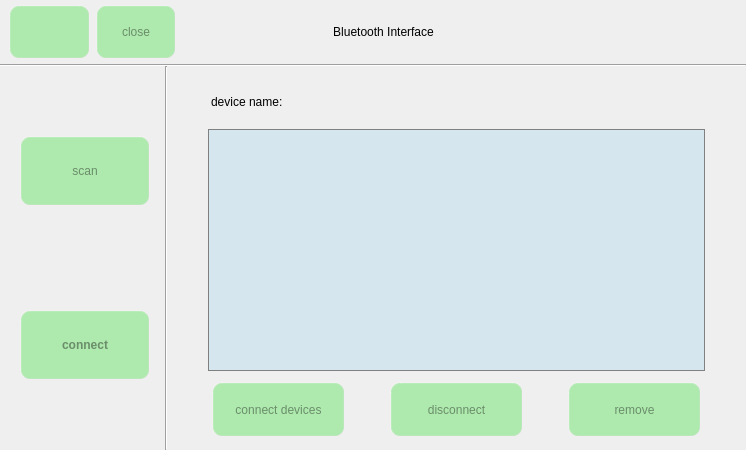
Above: bluetooth.ui from jizizihe/baijie_demo before the change. Below: the same form after it.
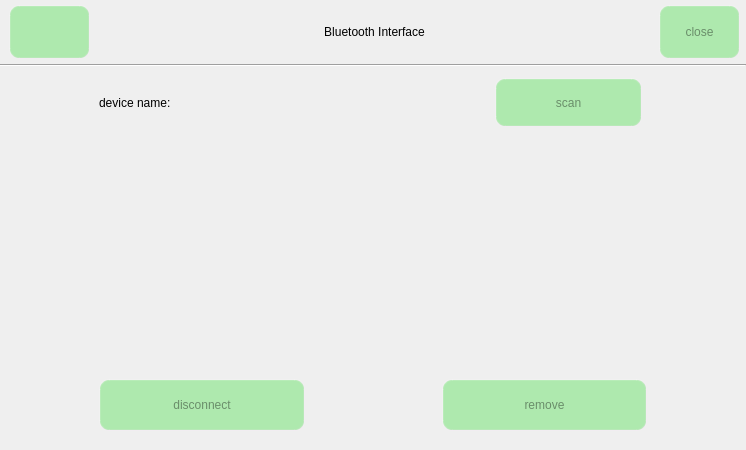
That is the form after the change. The open tabs and pages were chosen to show the change. Icons and pictures are not drawn.

Commit message: func: 1.change the list shows connected device, saved devices, and scanned devices in wifi       2.change the list shows connected device, saved devices, and scanned devices in bluetooth       3.change layout of set ip in Ethernet       4.add Click File to check or uncheck in Storage

```diff
--- a/bluetooth.ui
+++ b/bluetooth.ui
@@ -103,9 +103,9 @@
      <number>0</number>
     </property>
     <item row="0" column="0">
-     <layout class="QHBoxLayout" name="horizontalLayout" stretch="1,1,1,3,3">
+     <layout class="QHBoxLayout" name="horizontalLayout" stretch="1,2,3,2,1">
       <property name="spacing">
-       <number>6</number>
+       <number>0</number>
       </property>
       <property name="leftMargin">
        <number>9</number>
@@ -113,6 +113,9 @@
       <property name="topMargin">
        <number>5</number>
       </property>
+      <property name="rightMargin">
+       <number>6</number>
+      </property>
       <property name="bottomMargin">
        <number>5</number>
       </property>
@@ -151,19 +154,6 @@
         </property>
        </widget>
       </item>
-      <item>
-       <widget class="QPushButton" name="pushButton">
-        <property name="sizePolicy">
-         <sizepolicy hsizetype="Minimum" vsizetype="Minimum">
-          <horstretch>0</horstretch>
-          <verstretch>0</verstretch>
-         </sizepolicy>
-        </property>
-        <property name="text">
-         <string>close</string>
-        </property>
-       </widget>
-      </item>
       <item>
        <spacer name="horizontalSpacer_18">
         <property name="orientation">
@@ -200,6 +190,19 @@
         </property>
        </spacer>
       </item>
+      <item>
+       <widget class="QPushButton" name="pushButton">
+        <property name="sizePolicy">
+         <sizepolicy hsizetype="Minimum" vsizetype="Minimum">
+          <horstretch>0</horstretch>
+          <verstretch>0</verstretch>
+         </sizepolicy>
+        </property>
+        <property name="text">
+         <string>close</string>
+        </property>
+       </widget>
+      </item>
      </layout>
     </item>
     <item row="1" column="0">
@@ -222,11 +225,20 @@
      </widget>
     </item>
     <item row="2" column="0">
-     <layout class="QHBoxLayout" name="horizontalLayout_6" stretch="2,0,7">
+     <layout class="QVBoxLayout" name="verticalLayout" stretch="1,6">
+      <property name="spacing">
+       <number>10</number>
+      </property>
+      <property name="topMargin">
+       <number>10</number>
+      </property>
+      <property name="bottomMargin">
+       <number>10</number>
+      </property>
       <item>
-       <widget class="QWidget" name="widget_2" native="true">
+       <widget class="QWidget" name="widget" native="true">
         <property name="sizePolicy">
-         <sizepolicy hsizetype="Preferred" vsizetype="Minimum">
+         <sizepolicy hsizetype="Minimum" vsizetype="Minimum">
           <horstretch>0</horstretch>
           <verstretch>0</verstretch>
          </sizepolicy>
@@ -237,206 +249,136 @@
           <height>0</height>
          </size>
         </property>
-        <property name="maximumSize">
-         <size>
-          <width>16777215</width>
-          <height>16777215</height>
-         </size>
-        </property>
-        <layout class="QVBoxLayout" name="verticalLayout" stretch="2,2,3,2,2">
+        <layout class="QHBoxLayout" name="horizontalLayout_2" stretch="2,3,3,2,3,2">
          <property name="spacing">
-          <number>0</number>
+          <number>1</number>
          </property>
          <property name="leftMargin">
-          <number>5</number>
+          <number>0</number>
          </property>
          <property name="topMargin">
-          <number>0</number>
+          <number>2</number>
          </property>
          <property name="rightMargin">
-          <number>0</number>
+          <number>5</number>
          </property>
          <property name="bottomMargin">
           <number>0</number>
          </property>
          <item>
-          <spacer name="verticalSpacer">
+          <spacer name="horizontalSpacer_2">
            <property name="orientation">
-            <enum>Qt::Vertical</enum>
+            <enum>Qt::Horizontal</enum>
            </property>
            <property name="sizeHint" stdset="0">
             <size>
-             <width>20</width>
-             <height>40</height>
+             <width>40</width>
+             <height>20</height>
             </size>
            </property>
           </spacer>
          </item>
          <item>
-          <layout class="QHBoxLayout" name="horizontalLayout_3" stretch="1,8,1">
-           <property name="spacing">
-            <number>0</number>
+          <widget class="QLabel" name="label_2">
+           <property name="sizePolicy">
+            <sizepolicy hsizetype="Minimum" vsizetype="Minimum">
+             <horstretch>0</horstretch>
+             <verstretch>0</verstretch>
+            </sizepolicy>
            </property>
-           <item>
-            <spacer name="horizontalSpacer_5">
-             <property name="orientation">
-              <enum>Qt::Horizontal</enum>
-             </property>
-             <property name="sizeHint" stdset="0">
-              <size>
-               <width>40</width>
-               <height>20</height>
-              </size>
-             </property>
-            </spacer>
-           </item>
-           <item>
-            <widget class="QPushButton" name="BTScanBtn">
-             <property name="sizePolicy">
-              <sizepolicy hsizetype="Minimum" vsizetype="Minimum">
-               <horstretch>0</horstretch>
-               <verstretch>0</verstretch>
-              </sizepolicy>
-             </property>
-             <property name="minimumSize">
-              <size>
-               <width>130</width>
-               <height>45</height>
-              </size>
-             </property>
-             <property name="maximumSize">
-              <size>
-               <width>16777215</width>
-               <height>16777215</height>
-              </size>
-             </property>
-             <property name="text">
-              <string>scan</string>
-             </property>
-             <property name="icon">
-              <iconset resource="translation.qrc">
-               <normaloff>:/button_image/bluetooth/scan.png</normaloff>:/button_image/bluetooth/scan.png</iconset>
-             </property>
-             <property name="iconSize">
-              <size>
-               <width>36</width>
-               <height>36</height>
-              </size>
-             </property>
-            </widget>
-           </item>
-           <item>
-            <spacer name="horizontalSpacer_6">
-             <property name="orientation">
-              <enum>Qt::Horizontal</enum>
-             </property>
-             <property name="sizeHint" stdset="0">
-              <size>
-               <width>40</width>
-               <height>20</height>
-              </size>
-             </property>
-            </spacer>
-           </item>
-          </layout>
+           <property name="text">
+            <string>device name:</string>
+           </property>
+          </widget>
          </item>
          <item>
-          <spacer name="verticalSpacer_2">
+          <widget class="QLabel" name="BtDeviceNameLab">
+           <property name="sizePolicy">
+            <sizepolicy hsizetype="Minimum" vsizetype="Minimum">
+             <horstretch>0</horstretch>
+             <verstretch>0</verstretch>
+            </sizepolicy>
+           </property>
+           <property name="minimumSize">
+            <size>
+             <width>0</width>
+             <height>0</height>
+            </size>
+           </property>
+           <property name="maximumSize">
+            <size>
+             <width>16777215</width>
+             <height>16777215</height>
+            </size>
+           </property>
+           <property name="layoutDirection">
+            <enum>Qt::RightToLeft</enum>
+           </property>
+           <property name="text">
+            <string/>
+           </property>
+           <property name="alignment">
+            <set>Qt::AlignLeading|Qt::AlignLeft|Qt::AlignVCenter</set>
+           </property>
+          </widget>
+         </item>
+         <item>
+          <spacer name="horizontalSpacer_12">
            <property name="orientation">
-            <enum>Qt::Vertical</enum>
+            <enum>Qt::Horizontal</enum>
            </property>
            <property name="sizeHint" stdset="0">
             <size>
-             <width>20</width>
-             <height>40</height>
+             <width>40</width>
+             <height>20</height>
             </size>
            </property>
           </spacer>
          </item>
          <item>
-          <layout class="QHBoxLayout" name="horizontalLayout_5" stretch="1,8,1">
-           <property name="spacing">
-            <number>0</number>
+          <widget class="QPushButton" name="BTScanBtn">
+           <property name="sizePolicy">
+            <sizepolicy hsizetype="Minimum" vsizetype="Minimum">
+             <horstretch>0</horstretch>
+             <verstretch>0</verstretch>
+            </sizepolicy>
            </property>
-           <item>
-            <spacer name="horizontalSpacer_10">
-             <property name="orientation">
-              <enum>Qt::Horizontal</enum>
-             </property>
-             <property name="sizeHint" stdset="0">
-              <size>
-               <width>40</width>
-               <height>20</height>
-              </size>
-             </property>
-            </spacer>
-           </item>
-           <item>
-            <widget class="QPushButton" name="BTConnectBtn">
-             <property name="sizePolicy">
-              <sizepolicy hsizetype="Minimum" vsizetype="Minimum">
-               <horstretch>0</horstretch>
-               <verstretch>0</verstretch>
-              </sizepolicy>
-             </property>
-             <property name="minimumSize">
-              <size>
-               <width>130</width>
-               <height>45</height>
-              </size>
-             </property>
-             <property name="maximumSize">
-              <size>
-               <width>16777215</width>
-               <height>16777215</height>
-              </size>
-             </property>
-             <property name="font">
-              <font>
-               <weight>75</weight>
-               <italic>false</italic>
-               <bold>true</bold>
-              </font>
-             </property>
-             <property name="text">
-              <string>connect</string>
-             </property>
-             <property name="icon">
-              <iconset resource="translation.qrc">
-               <normaloff>:/button_image/connect.svg</normaloff>:/button_image/connect.svg</iconset>
-             </property>
-             <property name="iconSize">
-              <size>
-               <width>32</width>
-               <height>32</height>
-              </size>
-             </property>
-            </widget>
-           </item>
-           <item>
-            <spacer name="horizontalSpacer_9">
-             <property name="orientation">
-              <enum>Qt::Horizontal</enum>
-             </property>
-             <property name="sizeHint" stdset="0">
-              <size>
-               <width>40</width>
-               <height>20</height>
-              </size>
-             </property>
-            </spacer>
-           </item>
-          </layout>
+           <property name="minimumSize">
+            <size>
+             <width>0</width>
+             <height>0</height>
+            </size>
+           </property>
+           <property name="maximumSize">
+            <size>
+             <width>16777215</width>
+             <height>16777215</height>
+            </size>
+           </property>
+           <property name="text">
+            <string>scan</string>
+           </property>
+           <property name="icon">
+            <iconset resource="translation.qrc">
+             <normaloff>:/button_image/bluetooth/scan.png</normaloff>:/button_image/bluetooth/scan.png</iconset>
+           </property>
+           <property name="iconSize">
+            <size>
+             <width>36</width>
+             <height>36</height>
+            </size>
+           </property>
+          </widget>
          </item>
          <item>
-          <spacer name="verticalSpacer_4">
+          <spacer name="horizontalSpacer_5">
            <property name="orientation">
-            <enum>Qt::Vertical</enum>
+            <enum>Qt::Horizontal</enum>
            </property>
            <property name="sizeHint" stdset="0">
             <size>
-             <width>20</width>
-             <height>40</height>
+             <width>40</width>
+             <height>20</height>
             </size>
            </property>
           </spacer>
@@ -445,137 +387,22 @@
        </widget>
       </item>
       <item>
-       <widget class="Line" name="line_2">
-        <property name="maximumSize">
-         <size>
-          <width>2</width>
-          <height>16777215</height>
-         </size>
-        </property>
-        <property name="orientation">
-         <enum>Qt::Vertical</enum>
-        </property>
-       </widget>
-      </item>
-      <item>
-       <layout class="QVBoxLayout" name="verticalLayout_4" stretch="1,6">
+       <layout class="QHBoxLayout" name="horizontalLayout_3" stretch="2,11,2">
         <property name="spacing">
          <number>0</number>
         </property>
-        <property name="leftMargin">
-         <number>0</number>
-        </property>
-        <property name="topMargin">
-         <number>10</number>
-        </property>
-        <property name="rightMargin">
-         <number>0</number>
-        </property>
-        <property name="bottomMargin">
-         <number>4</number>
-        </property>
         <item>
-         <widget class="QWidget" name="widget" native="true">
-          <property name="sizePolicy">
-           <sizepolicy hsizetype="Minimum" vsizetype="Minimum">
-            <horstretch>0</horstretch>
-            <verstretch>0</verstretch>
-           </sizepolicy>
+         <spacer name="horizontalSpacer_6">
+          <property name="orientation">
+           <enum>Qt::Horizontal</enum>
           </property>
-          <property name="minimumSize">
+          <property name="sizeHint" stdset="0">
            <size>
-            <width>0</width>
-            <height>0</height>
+            <width>40</width>
+            <height>20</height>
            </size>
           </property>
-          <layout class="QHBoxLayout" name="horizontalLayout_2" stretch="1,3,3,6">
-           <property name="spacing">
-            <number>2</number>
-           </property>
-           <property name="leftMargin">
-            <number>0</number>
-           </property>
-           <property name="topMargin">
-            <number>2</number>
-           </property>
-           <property name="rightMargin">
-            <number>0</number>
-           </property>
-           <property name="bottomMargin">
-            <number>4</number>
-           </property>
-           <item>
-            <spacer name="horizontalSpacer_2">
-             <property name="orientation">
-              <enum>Qt::Horizontal</enum>
-             </property>
-             <property name="sizeHint" stdset="0">
-              <size>
-               <width>40</width>
-               <height>20</height>
-              </size>
-             </property>
-            </spacer>
-           </item>
-           <item>
-            <widget class="QLabel" name="label_2">
-             <property name="sizePolicy">
-              <sizepolicy hsizetype="Minimum" vsizetype="Minimum">
-               <horstretch>0</horstretch>
-               <verstretch>0</verstretch>
-              </sizepolicy>
-             </property>
-             <property name="text">
-              <string>device name:</string>
-             </property>
-            </widget>
-           </item>
-           <item>
-            <widget class="QLabel" name="BtDeviceNameLab">
-             <property name="sizePolicy">
-              <sizepolicy hsizetype="Minimum" vsizetype="Minimum">
-               <horstretch>0</horstretch>
-               <verstretch>0</verstretch>
-              </sizepolicy>
-             </property>
-             <property name="minimumSize">
-              <size>
-               <width>0</width>
-               <height>0</height>
-              </size>
-             </property>
-             <property name="maximumSize">
-              <size>
-               <width>16777215</width>
-               <height>16777215</height>
-              </size>
-             </property>
-             <property name="layoutDirection">
-              <enum>Qt::RightToLeft</enum>
-             </property>
-             <property name="text">
-              <string/>
-             </property>
-             <property name="alignment">
-              <set>Qt::AlignLeading|Qt::AlignLeft|Qt::AlignVCenter</set>
-             </property>
-            </widget>
-           </item>
-           <item>
-            <spacer name="horizontalSpacer_12">
-             <property name="orientation">
-              <enum>Qt::Horizontal</enum>
-             </property>
-             <property name="sizeHint" stdset="0">
-              <size>
-               <width>40</width>
-               <height>20</height>
-              </size>
-             </property>
-            </spacer>
-           </item>
-          </layout>
-         </widget>
+         </spacer>
         </item>
         <item>
          <widget class="QStackedWidget" name="stackedWidget">
@@ -741,67 +568,13 @@
                     <number>0</number>
                    </property>
                    <item row="0" column="0">
-                    <layout class="QHBoxLayout" name="horizontalLayout_8" stretch="1,12,1">
+                    <layout class="QHBoxLayout" name="horizontalLayout_8" stretch="">
                      <property name="spacing">
                       <number>0</number>
                      </property>
                      <property name="bottomMargin">
                       <number>5</number>
                      </property>
-                     <item>
-                      <spacer name="horizontalSpacer_11">
-                       <property name="orientation">
-                        <enum>Qt::Horizontal</enum>
-                       </property>
-                       <property name="sizeHint" stdset="0">
-                        <size>
-                         <width>40</width>
-                         <height>20</height>
-                        </size>
-                       </property>
-                      </spacer>
-                     </item>
-                     <item>
-                      <widget class="QListWidget" name="Bt_pairedListwidget">
-                       <property name="sizePolicy">
-                        <sizepolicy hsizetype="Ignored" vsizetype="Ignored">
-                         <horstretch>0</horstretch>
-                         <verstretch>0</verstretch>
-                        </sizepolicy>
-                       </property>
-                       <property name="maximumSize">
-                        <size>
-                         <width>16777215</width>
-                         <height>16777215</height>
-                        </size>
-                       </property>
-                       <property name="styleSheet">
-                        <string notr="true">background-color:rgba(130, 199, 236, 60);</string>
-                       </property>
-                       <property name="sizeAdjustPolicy">
-                        <enum>QAbstractScrollArea::AdjustToContents</enum>
-                       </property>
-                       <property name="autoScroll">
-                        <bool>true</bool>
-                       </property>
-                       <property name="resizeMode">
-                        <enum>QListView::Adjust</enum>
-                       </property>
-                      </widget>
-                     </item>
-                     <item>
-                      <spacer name="horizontalSpacer_13">
-                       <property name="orientation">
-                        <enum>Qt::Horizontal</enum>
-                       </property>
-                       <property name="sizeHint" stdset="0">
-                        <size>
-                         <width>40</width>
-                         <height>20</height>
-                        </size>
-                       </property>
-                      </spacer>
-                     </item>
                     </layout>
                    </item>
                   </layout>
@@ -1006,7 +779,7 @@
                    <height>50</height>
                   </size>
                  </property>
-                 <layout class="QHBoxLayout" name="horizontalLayout_4" stretch="1,3,1,3,1,3,1">
+                 <layout class="QHBoxLayout" name="horizontalLayout_4" stretch="3,2,3">
                   <property name="spacing">
                    <number>0</number>
                   </property>
@@ -1022,45 +795,6 @@
                   <property name="bottomMargin">
                    <number>9</number>
                   </property>
-                  <item>
-                   <spacer name="horizontalSpacer_15">
-                    <property name="orientation">
-                     <enum>Qt::Horizontal</enum>
-                    </property>
-                    <property name="sizeHint" stdset="0">
-                     <size>
-                      <width>40</width>
-                      <height>20</height>
-                     </size>
-                    </property>
-                   </spacer>
-                  </item>
-                  <item>
-                   <widget class="QPushButton" name="btn_status">
-                    <property name="sizePolicy">
-                     <sizepolicy hsizetype="Minimum" vsizetype="Minimum">
-                      <horstretch>0</horstretch>
-                      <verstretch>0</verstretch>
-                     </sizepolicy>
-                    </property>
-                    <property name="text">
-                     <string>connect devices</string>
-                    </property>
-                   </widget>
-                  </item>
-                  <item>
-                   <spacer name="horizontalSpacer_14">
-                    <property name="orientation">
-                     <enum>Qt::Horizontal</enum>
-                    </property>
-                    <property name="sizeHint" stdset="0">
-                     <size>
-                      <width>40</width>
-                      <height>20</height>
-                     </size>
-                    </property>
-                   </spacer>
-                  </item>
                   <item>
                    <widget class="QPushButton" name="btn_disconnect">
                     <property name="sizePolicy">
@@ -1100,19 +834,6 @@
                     </property>
                    </widget>
                   </item>
-                  <item>
-                   <spacer name="horizontalSpacer_8">
-                    <property name="orientation">
-                     <enum>Qt::Horizontal</enum>
-                    </property>
-                    <property name="sizeHint" stdset="0">
-                     <size>
-                      <width>40</width>
-                      <height>20</height>
-                     </size>
-                    </property>
-                   </spacer>
-                  </item>
                  </layout>
                 </widget>
                </item>
@@ -1123,6 +844,19 @@
           </widget>
          </widget>
         </item>
+        <item>
+         <spacer name="horizontalSpacer_9">
+          <property name="orientation">
+           <enum>Qt::Horizontal</enum>
+          </property>
+          <property name="sizeHint" stdset="0">
+           <size>
+            <width>40</width>
+            <height>20</height>
+           </size>
+          </property>
+         </spacer>
+        </item>
        </layout>
       </item>
      </layout>
```
Left out of the diff: 73 changed lines with no effect on the pictures. The commit also changes 60 other files.
